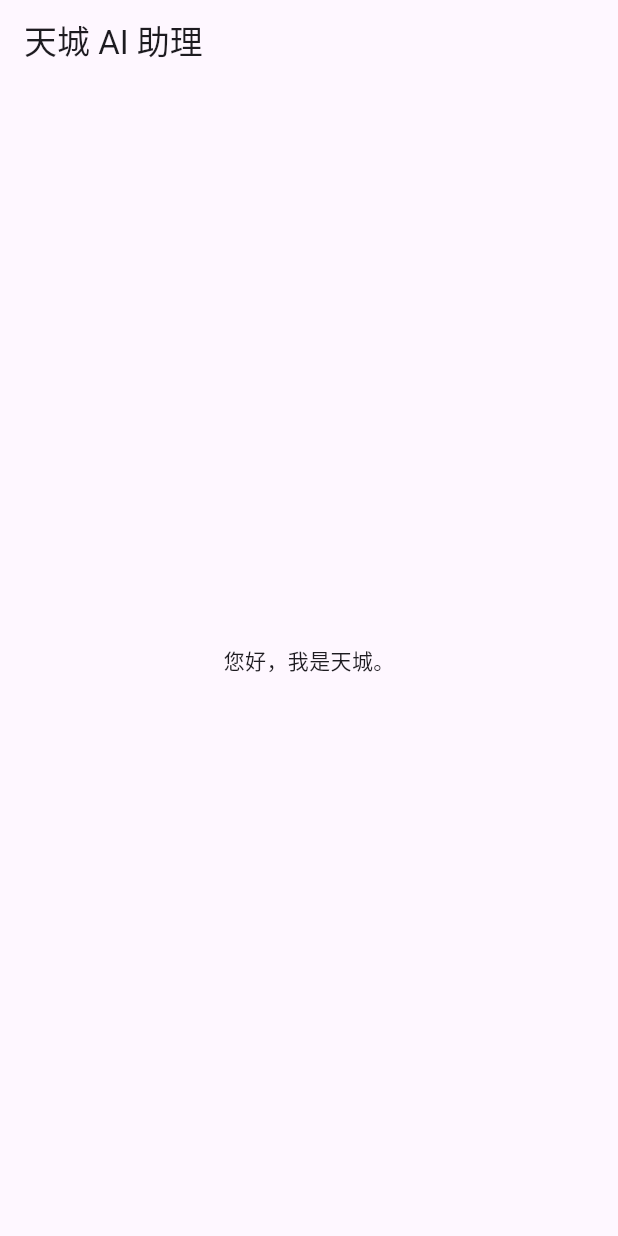
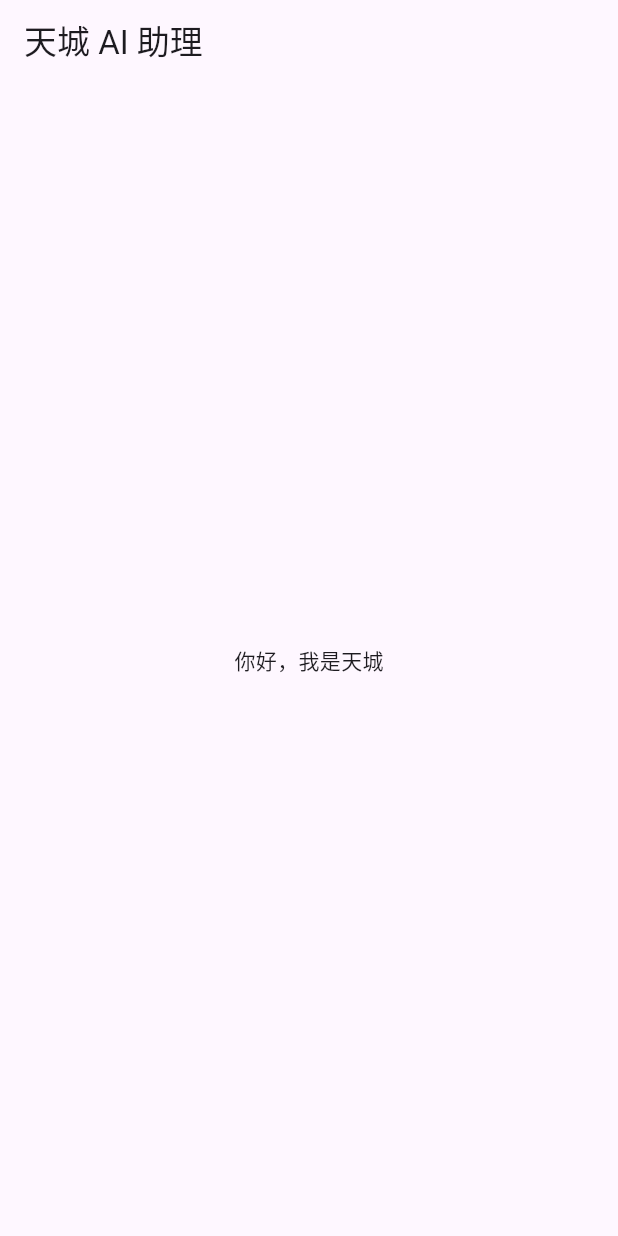
Before and after one commit to hsieh0823/Tianchang, a Flutter app: the screen it shows after launch, on a phone screen of 412 x 824 dp. Run offline on Flutter 3.47's test engine with Material 3 defaults, Android fonts, the phone set to English and light mode, and no system bars.

Commit message:
Update main.dart

```diff
--- a/lib/main.dart
+++ b/lib/main.dart
@@ -1,6 +1,8 @@
 import 'package:flutter/material.dart';
 
-void main() => runApp(const MyApp());
+void main() {
+  runApp(const MyApp());
+}
 
 class MyApp extends StatelessWidget {
   const MyApp({super.key});
@@ -8,10 +10,10 @@ class MyApp extends StatelessWidget {
   @override
   Widget build(BuildContext context) {
     return MaterialApp(
-      title: 'Tianchang AI',
+      title: '天城 AI 助理',
       home: Scaffold(
         appBar: AppBar(title: const Text('天城 AI 助理')),
-        body: const Center(child: Text('您好，我是天城。')),
+        body: const Center(child: Text('你好，我是天城')),
       ),
     );
   }
```
